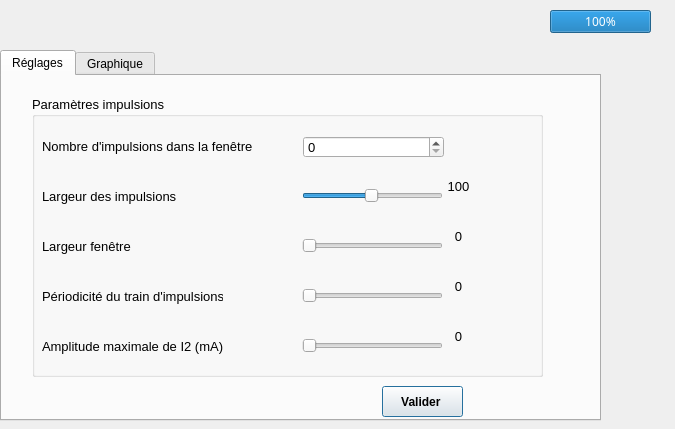
Old version of the form ihmdeportee.ui in the repository UhuPatafix/IHMdeportee.
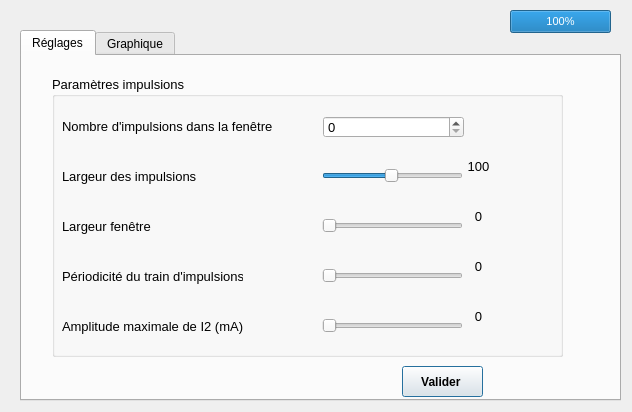
New version of the form.

Patch:
```diff
--- a/ihmdeportee.ui
+++ b/ihmdeportee.ui
@@ -6,8 +6,8 @@
    <rect>
     <x>0</x>
     <y>0</y>
-    <width>675</width>
-    <height>429</height>
+    <width>632</width>
+    <height>412</height>
    </rect>
   </property>
   <property name="windowTitle">
@@ -16,12 +16,17 @@
   <widget class="QTabWidget" name="tabWidget">
    <property name="geometry">
     <rect>
-     <x>0</x>
-     <y>50</y>
+     <x>20</x>
+     <y>30</y>
      <width>601</width>
      <height>371</height>
     </rect>
    </property>
+   <property name="font">
+    <font>
+     <family>Arial</family>
+    </font>
+   </property>
    <property name="currentIndex">
     <number>0</number>
    </property>
@@ -284,7 +289,7 @@
   <widget class="QProgressBar" name="batterie">
    <property name="geometry">
     <rect>
-     <x>550</x>
+     <x>510</x>
      <y>10</y>
      <width>101</width>
      <height>23</height>
@@ -292,7 +297,8 @@
    </property>
    <property name="font">
     <font>
-     <family>Aharoni</family>
+     <family>Arial</family>
+     <pointsize>8</pointsize>
     </font>
    </property>
    <property name="value">
```
